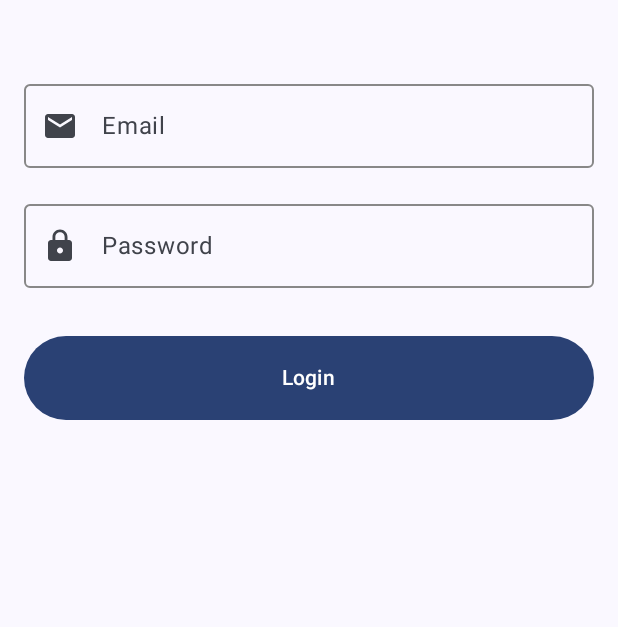
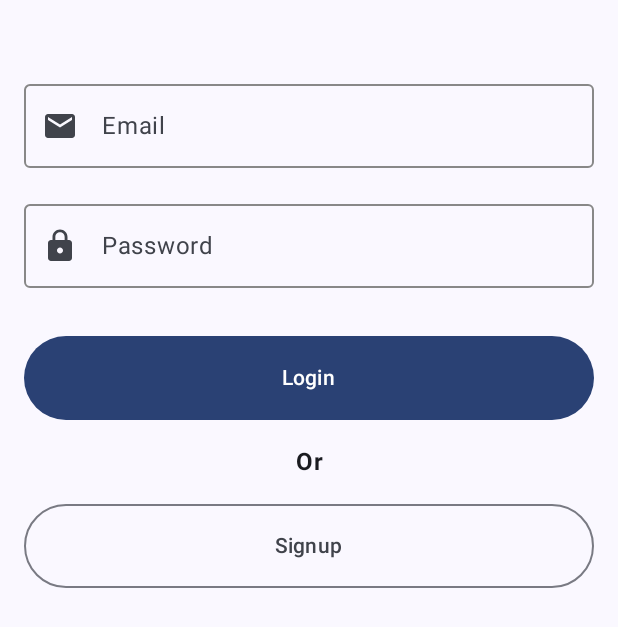
Before and after one commit to ssjsaha/TwitterLite, an Android app built with Jetpack Compose: the screen it shows after launch (MainActivity), on a phone screen of 412 x 824 dp. Shown: the top 627 px of the screen. Run offline under Robolectric (Android 15) with nearby library versions, the phone set to English and light mode, and no system bars; our stand-ins replace Dagger/Hilt's generated code, Firebase (no records; nobody signed in at launch, a user with empty details on screens opened directly).

Commit message:
TwitterLite-007: Signup button added

```diff
--- a/app/src/main/java/com/example/twitterlite/presentation/ui/LoginPage.kt
+++ b/app/src/main/java/com/example/twitterlite/presentation/ui/LoginPage.kt
@@ -1,6 +1,7 @@
 package com.example.twitterlite.presentation.ui
 
 import android.annotation.SuppressLint
+import androidx.compose.foundation.background
 import androidx.compose.foundation.layout.Column
 import androidx.compose.foundation.layout.Spacer
 import androidx.compose.foundation.layout.fillMaxSize
@@ -17,6 +18,7 @@ import androidx.compose.material3.Button
 import androidx.compose.material3.CircularProgressIndicator
 import androidx.compose.material3.ExperimentalMaterial3Api
 import androidx.compose.material3.Icon
+import androidx.compose.material3.OutlinedButton
 import androidx.compose.material3.OutlinedTextField
 import androidx.compose.material3.OutlinedTextFieldDefaults
 import androidx.compose.material3.Scaffold
@@ -36,11 +38,12 @@ import androidx.compose.ui.Modifier
 import androidx.compose.ui.graphics.Color
 import androidx.compose.ui.res.colorResource
 import androidx.compose.ui.res.stringResource
+import androidx.compose.ui.text.font.FontWeight
 import androidx.compose.ui.text.input.KeyboardType
 import androidx.compose.ui.text.input.PasswordVisualTransformation
+import androidx.compose.ui.text.style.TextAlign
 import androidx.compose.ui.unit.dp
 import androidx.navigation.NavController
-import androidx.navigation.compose.rememberNavController
 import com.example.twitterlite.R
 import com.example.twitterlite.domain.model.User
 import kotlinx.coroutines.flow.StateFlow
@@ -50,9 +53,7 @@ import kotlinx.coroutines.launch
 @OptIn(ExperimentalMaterial3Api::class)
 @Composable
 fun LoginPage(
-    onEvent: (LoginPageEvent) -> Unit,
-    state: StateFlow<LoginState>,
-    navController: NavController
+    onEvent: (LoginPageEvent) -> Unit, state: StateFlow<LoginState>, navController: NavController
 ) {
     val loginState = state.collectAsState()
     var email by remember { mutableStateOf("") }
@@ -65,10 +66,8 @@ fun LoginPage(
         mutableStateOf(false)
     }
     val scope = rememberCoroutineScope()
-    Scaffold(
-        modifier = Modifier.fillMaxSize(),
-        snackbarHost = { SnackbarHost(hostState = snackbarHostState) }
-    ) {
+    Scaffold(modifier = Modifier.fillMaxSize(),
+        snackbarHost = { SnackbarHost(hostState = snackbarHostState) }) {
         Column(
             modifier = Modifier
                 .fillMaxSize()
@@ -139,19 +138,19 @@ fun LoginPage(
             // Login Button
             Button(
                 onClick = {
-                    if(email.isBlank()){
+                    if (email.isBlank()) {
                         emailError = true
                         passwordError = false
                         scope.launch {
                             snackbarHostState.showSnackbar("Please enter a email")
                         }
-                    }else if(password.isBlank()){
+                    } else if (password.isBlank()) {
                         emailError = false
                         passwordError = true
                         scope.launch {
                             snackbarHostState.showSnackbar("Please enter a password")
                         }
-                    }else{
+                    } else {
                         emailError = false
                         passwordError = false
                         onEvent.invoke(LoginPageEvent.AttemptLogin(User(email, password)))
@@ -169,8 +168,25 @@ fun LoginPage(
                     Text(text = stringResource(id = R.string.login_button))
                 }
             }
+            Spacer(modifier = Modifier.height(16.dp))
+            Text(
+                modifier = Modifier
+                    .wrapContentHeight()
+                    .fillMaxWidth(),
+                textAlign = TextAlign.Center,
+                fontWeight = FontWeight.Bold,
+                text = "Or"
+            )
 
-            Spacer(modifier = Modifier.weight(1f))
+            Spacer(modifier = Modifier.height(16.dp))
+
+            OutlinedButton(modifier = Modifier
+                .fillMaxWidth()
+                .height(56.dp),
+
+                onClick = { /*TODO*/ }) {
+                Text(text = stringResource(id = R.string.signup_button))
+            }
 
             // Demo: Display a message when the login is successful
             if (loginState.value.isLoggedIn && loginState.value.error.isEmpty()) {
@@ -186,7 +202,7 @@ fun LoginPage(
                         }
                     }
                 }
-            }else if(loginState.value.error.isNotEmpty()){
+            } else if (loginState.value.error.isNotEmpty()) {
                 LaunchedEffect(key1 = loginState.value.error) {
                     scope.launch {
                         snackbarHostState.showSnackbar(loginState.value.error)
--- a/app/src/main/res/values/strings.xml
+++ b/app/src/main/res/values/strings.xml
@@ -3,6 +3,7 @@
     <string name="email_hint">Email</string>
     <string name="password_hint">Password</string>
     <string name="login_button">Login</string>
+    <string name="signup_button">Signup</string>
     <string name="login_success_message">Logged In Successfully</string>
     <string name="user">User</string>
 </resources>
```
